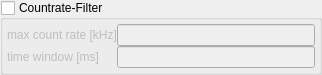
Before: the Qt Designer form chisurf/tools/tttr/fcs-cr-filter.ui in Fluorescence-Tools/chisurf, drawn with Qt 5.
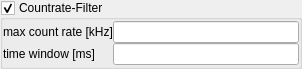
After: the same form once the commit is applied.

What changed in the file:
```diff
--- a/chisurf/tools/tttr/fcs-cr-filter.ui
+++ b/chisurf/tools/tttr/fcs-cr-filter.ui
@@ -6,8 +6,8 @@
    <rect>
     <x>0</x>
     <y>0</y>
-    <width>322</width>
-    <height>71</height>
+    <width>302</width>
+    <height>69</height>
    </rect>
   </property>
   <property name="windowTitle">
@@ -22,6 +22,9 @@
    </property>
    <item>
     <widget class="QGroupBox" name="groupBox_2">
+     <property name="enabled">
+      <bool>true</bool>
+     </property>
      <property name="title">
       <string>Countrate-Filter</string>
      </property>
@@ -29,17 +32,32 @@
       <bool>true</bool>
      </property>
      <property name="checked">
-      <bool>false</bool>
+      <bool>true</bool>
      </property>
      <layout class="QGridLayout" name="gridLayout_2">
-      <property name="margin">
-       <number>4</number>
+      <property name="leftMargin">
+       <number>0</number>
       </property>
-      <property name="spacing">
+      <property name="topMargin">
+       <number>0</number>
+      </property>
+      <property name="rightMargin">
+       <number>0</number>
+      </property>
+      <property name="bottomMargin">
+       <number>0</number>
+      </property>
+      <property name="horizontalSpacing">
+       <number>-1</number>
+      </property>
+      <property name="verticalSpacing">
        <number>0</number>
       </property>
       <item row="0" column="0">
        <widget class="QWidget" name="widget" native="true">
+        <property name="enabled">
+         <bool>true</bool>
+        </property>
         <layout class="QVBoxLayout" name="verticalLayout_2">
          <property name="spacing">
           <number>0</number>
@@ -49,6 +67,9 @@
          </property>
          <item>
           <layout class="QGridLayout" name="gridLayout">
+           <property name="spacing">
+            <number>0</number>
+           </property>
            <item row="0" column="1">
             <widget class="QLineEdit" name="lineEdit_6">
              <property name="text">
```
Left out of the diff: 24 changed lines with no effect on the pictures.
